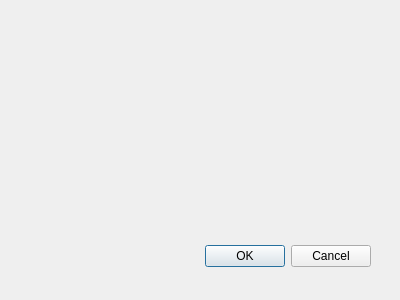
First picture: the form in escritorio/cocina.ui, repository Bruno-DarkSouler/APP_ElBuenGusto, before the edit.
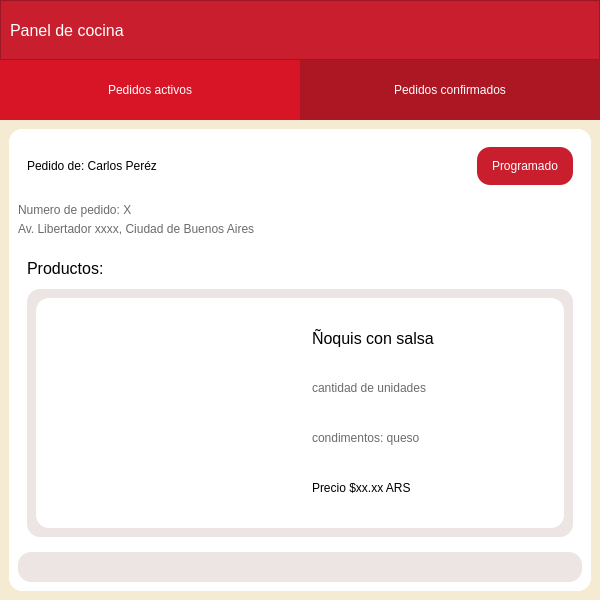
Second picture: the form after the edit.

```diff
--- a/escritorio/cocina.ui
+++ b/escritorio/cocina.ui
@@ -6,29 +6,473 @@
    <rect>
     <x>0</x>
     <y>0</y>
-    <width>400</width>
-    <height>300</height>
+    <width>600</width>
+    <height>600</height>
    </rect>
   </property>
+  <property name="maximumSize">
+   <size>
+    <width>600</width>
+    <height>600</height>
+   </size>
+  </property>
   <property name="windowTitle">
    <string>Dialog</string>
   </property>
-  <widget class="QDialogButtonBox" name="buttonBox">
-   <property name="geometry">
-    <rect>
-     <x>30</x>
-     <y>240</y>
-     <width>341</width>
-     <height>32</height>
-    </rect>
+  <property name="styleSheet">
+   <string notr="true">background-color: #F5EBD2;</string>
+  </property>
+  <layout class="QVBoxLayout" name="verticalLayout_2">
+   <property name="spacing">
+    <number>0</number>
    </property>
-   <property name="orientation">
-    <enum>Qt::Orientation::Horizontal</enum>
+   <property name="leftMargin">
+    <number>0</number>
    </property>
-   <property name="standardButtons">
-    <set>QDialogButtonBox::StandardButton::Cancel|QDialogButtonBox::StandardButton::Ok</set>
+   <property name="topMargin">
+    <number>0</number>
    </property>
-  </widget>
+   <property name="rightMargin">
+    <number>0</number>
+   </property>
+   <property name="bottomMargin">
+    <number>0</number>
+   </property>
+   <item>
+    <widget class="QFrame" name="frame">
+     <property name="maximumSize">
+      <size>
+       <width>600</width>
+       <height>60</height>
+      </size>
+     </property>
+     <property name="styleSheet">
+      <string notr="true">background-color: #C81E2D;</string>
+     </property>
+     <property name="frameShape">
+      <enum>QFrame::Shape::StyledPanel</enum>
+     </property>
+     <property name="frameShadow">
+      <enum>QFrame::Shadow::Raised</enum>
+     </property>
+     <layout class="QHBoxLayout" name="horizontalLayout">
+      <item>
+       <widget class="QLabel" name="label">
+        <property name="styleSheet">
+         <string notr="true">color: white;
+font-size: 16px;</string>
+        </property>
+        <property name="text">
+         <string>Panel de cocina</string>
+        </property>
+       </widget>
+      </item>
+     </layout>
+    </widget>
+   </item>
+   <item>
+    <widget class="QWidget" name="widget" native="true">
+     <layout class="QVBoxLayout" name="verticalLayout_4" stretch="0,0">
+      <property name="spacing">
+       <number>0</number>
+      </property>
+      <property name="leftMargin">
+       <number>0</number>
+      </property>
+      <property name="topMargin">
+       <number>0</number>
+      </property>
+      <property name="rightMargin">
+       <number>0</number>
+      </property>
+      <property name="bottomMargin">
+       <number>0</number>
+      </property>
+      <item>
+       <widget class="QWidget" name="widget_2" native="true">
+        <property name="maximumSize">
+         <size>
+          <width>600</width>
+          <height>60</height>
+         </size>
+        </property>
+        <layout class="QHBoxLayout" name="horizontalLayout_2" stretch="0,0">
+         <property name="spacing">
+          <number>0</number>
+         </property>
+         <property name="leftMargin">
+          <number>0</number>
+         </property>
+         <property name="topMargin">
+          <number>0</number>
+         </property>
+         <property name="rightMargin">
+          <number>0</number>
+         </property>
+         <property name="bottomMargin">
+          <number>0</number>
+         </property>
+         <item>
+          <widget class="QWidget" name="widget_3" native="true">
+           <property name="maximumSize">
+            <size>
+             <width>16777215</width>
+             <height>60</height>
+            </size>
+           </property>
+           <property name="styleSheet">
+            <string notr="true">background-color: #D81526;</string>
+           </property>
+           <layout class="QHBoxLayout" name="horizontalLayout_3">
+            <item>
+             <spacer name="horizontalSpacer_2">
+              <property name="orientation">
+               <enum>Qt::Orientation::Horizontal</enum>
+              </property>
+              <property name="sizeHint" stdset="0">
+               <size>
+                <width>3</width>
+                <height>20</height>
+               </size>
+              </property>
+             </spacer>
+            </item>
+            <item>
+             <widget class="QLabel" name="label_2">
+              <property name="styleSheet">
+               <string notr="true">color: white;
+text-align: center;</string>
+              </property>
+              <property name="text">
+               <string>Pedidos activos</string>
+              </property>
+             </widget>
+            </item>
+            <item>
+             <spacer name="horizontalSpacer">
+              <property name="orientation">
+               <enum>Qt::Orientation::Horizontal</enum>
+              </property>
+              <property name="sizeHint" stdset="0">
+               <size>
+                <width>3</width>
+                <height>20</height>
+               </size>
+              </property>
+             </spacer>
+            </item>
+           </layout>
+          </widget>
+         </item>
+         <item>
+          <widget class="QWidget" name="widget_4" native="true">
+           <property name="maximumSize">
+            <size>
+             <width>16777215</width>
+             <height>60</height>
+            </size>
+           </property>
+           <property name="styleSheet">
+            <string notr="true">background-color: #AD1623;</string>
+           </property>
+           <layout class="QHBoxLayout" name="horizontalLayout_4">
+            <item>
+             <spacer name="horizontalSpacer_3">
+              <property name="orientation">
+               <enum>Qt::Orientation::Horizontal</enum>
+              </property>
+              <property name="sizeHint" stdset="0">
+               <size>
+                <width>40</width>
+                <height>20</height>
+               </size>
+              </property>
+             </spacer>
+            </item>
+            <item>
+             <widget class="QLabel" name="label_3">
+              <property name="styleSheet">
+               <string notr="true">color: white;</string>
+              </property>
+              <property name="text">
+               <string>Pedidos confirmados</string>
+              </property>
+             </widget>
+            </item>
+            <item>
+             <spacer name="horizontalSpacer_4">
+              <property name="orientation">
+               <enum>Qt::Orientation::Horizontal</enum>
+              </property>
+              <property name="sizeHint" stdset="0">
+               <size>
+                <width>40</width>
+                <height>20</height>
+               </size>
+              </property>
+             </spacer>
+            </item>
+           </layout>
+          </widget>
+         </item>
+        </layout>
+       </widget>
+      </item>
+      <item>
+       <widget class="QWidget" name="widget_5" native="true">
+        <layout class="QVBoxLayout" name="verticalLayout_5">
+         <item>
+          <widget class="QWidget" name="widget_6" native="true">
+           <property name="maximumSize">
+            <size>
+             <width>600</width>
+             <height>800</height>
+            </size>
+           </property>
+           <property name="styleSheet">
+            <string notr="true">background-color: white;
+border-radius: 13;</string>
+           </property>
+           <layout class="QVBoxLayout" name="verticalLayout_6">
+            <item>
+             <widget class="QWidget" name="widget_7" native="true">
+              <property name="maximumSize">
+               <size>
+                <width>16777215</width>
+                <height>100</height>
+               </size>
+              </property>
+              <layout class="QVBoxLayout" name="verticalLayout_7">
+               <property name="leftMargin">
+                <number>0</number>
+               </property>
+               <property name="topMargin">
+                <number>0</number>
+               </property>
+               <property name="rightMargin">
+                <number>0</number>
+               </property>
+               <property name="bottomMargin">
+                <number>0</number>
+               </property>
+               <item>
+                <widget class="QWidget" name="widget_11" native="true">
+                 <property name="maximumSize">
+                  <size>
+                   <width>16777215</width>
+                   <height>60</height>
+                  </size>
+                 </property>
+                 <layout class="QHBoxLayout" name="horizontalLayout_6">
+                  <item>
+                   <widget class="QLabel" name="label_4">
+                    <property name="text">
+                     <string>Pedido de: Carlos Peréz</string>
+                    </property>
+                   </widget>
+                  </item>
+                  <item>
+                   <spacer name="horizontalSpacer_5">
+                    <property name="orientation">
+                     <enum>Qt::Orientation::Horizontal</enum>
+                    </property>
+                    <property name="sizeHint" stdset="0">
+                     <size>
+                      <width>40</width>
+                      <height>20</height>
+                     </size>
+                    </property>
+                   </spacer>
+                  </item>
+                  <item>
+                   <widget class="QWidget" name="widget_12" native="true">
+                    <property name="styleSheet">
+                     <string notr="true">background-color: #C81E2D;
+padding: 3;</string>
+                    </property>
+                    <layout class="QHBoxLayout" name="horizontalLayout_7">
+                     <item>
+                      <widget class="QLabel" name="label_5">
+                       <property name="styleSheet">
+                        <string notr="true">color: white;
+font-size: 3;</string>
+                       </property>
+                       <property name="text">
+                        <string>Programado</string>
+                       </property>
+                      </widget>
+                     </item>
+                    </layout>
+                   </widget>
+                  </item>
+                 </layout>
+                </widget>
+               </item>
+               <item>
+                <widget class="QWidget" name="widget_13" native="true">
+                 <property name="maximumSize">
+                  <size>
+                   <width>16777215</width>
+                   <height>38</height>
+                  </size>
+                 </property>
+                 <layout class="QVBoxLayout" name="verticalLayout_8" stretch="0,0">
+                  <property name="spacing">
+                   <number>0</number>
+                  </property>
+                  <property name="leftMargin">
+                   <number>0</number>
+                  </property>
+                  <property name="topMargin">
+                   <number>0</number>
+                  </property>
+                  <property name="rightMargin">
+                   <number>0</number>
+                  </property>
+                  <property name="bottomMargin">
+                   <number>0</number>
+                  </property>
+                  <item>
+                   <widget class="QLabel" name="label_6">
+                    <property name="styleSheet">
+                     <string notr="true">color: #6B6B6B;</string>
+                    </property>
+                    <property name="text">
+                     <string>Numero de pedido: X</string>
+                    </property>
+                   </widget>
+                  </item>
+                  <item>
+                   <widget class="QLabel" name="label_7">
+                    <property name="styleSheet">
+                     <string notr="true">color: #6B6B6B;</string>
+                    </property>
+                    <property name="text">
+                     <string>Av. Libertador xxxx, Ciudad de Buenos Aires</string>
+                    </property>
+                   </widget>
+                  </item>
+                 </layout>
+                </widget>
+               </item>
+              </layout>
+             </widget>
+            </item>
+            <item>
+             <widget class="QWidget" name="widget_8" native="true">
+              <property name="maximumSize">
+               <size>
+                <width>16777215</width>
+                <height>600</height>
+               </size>
+              </property>
+              <layout class="QVBoxLayout" name="verticalLayout_9">
+               <item>
+                <widget class="QLabel" name="label_8">
+                 <property name="maximumSize">
+                  <size>
+                   <width>16777215</width>
+                   <height>30</height>
+                  </size>
+                 </property>
+                 <property name="styleSheet">
+                  <string notr="true">font-size: 16px;</string>
+                 </property>
+                 <property name="text">
+                  <string>Productos:</string>
+                 </property>
+                </widget>
+               </item>
+               <item>
+                <widget class="QWidget" name="widget_14" native="true">
+                 <property name="styleSheet">
+                  <string notr="true">background-color: #EDE4E4;</string>
+                 </property>
+                 <layout class="QVBoxLayout" name="verticalLayout_10">
+                  <item>
+                   <widget class="QWidget" name="widget_9" native="true">
+                    <property name="styleSheet">
+                     <string notr="true">background-color: white;</string>
+                    </property>
+                    <layout class="QHBoxLayout" name="horizontalLayout_5">
+                     <item>
+                      <widget class="QWidget" name="widget_15" native="true"/>
+                     </item>
+                     <item>
+                      <widget class="QWidget" name="widget_16" native="true">
+                       <layout class="QVBoxLayout" name="verticalLayout_11">
+                        <item>
+                         <widget class="QLabel" name="label_12">
+                          <property name="styleSheet">
+                           <string notr="true">font-size: 16px;</string>
+                          </property>
+                          <property name="text">
+                           <string>Ñoquis con salsa</string>
+                          </property>
+                         </widget>
+                        </item>
+                        <item>
+                         <widget class="QLabel" name="label_11">
+                          <property name="styleSheet">
+                           <string notr="true">color: #6B6B6B;</string>
+                          </property>
+                          <property name="text">
+                           <string>cantidad de unidades</string>
+                          </property>
+                         </widget>
+                        </item>
+                        <item>
+                         <widget class="QLabel" name="label_10">
+                          <property name="styleSheet">
+                           <string notr="true">color: #6B6B6B;</string>
+                          </property>
+                          <property name="text">
+                           <string>condimentos: queso</string>
+                          </property>
+                         </widget>
+                        </item>
+                        <item>
+                         <widget class="QLabel" name="label_9">
+                          <property name="text">
+                           <string>Precio $xx.xx ARS</string>
+                          </property>
+                         </widget>
+                        </item>
+                       </layout>
+                      </widget>
+                     </item>
+                    </layout>
+                   </widget>
+                  </item>
+                 </layout>
+                </widget>
+               </item>
+              </layout>
+             </widget>
+            </item>
+            <item>
+             <widget class="QWidget" name="widget_10" native="true">
+              <property name="maximumSize">
+               <size>
+                <width>16777215</width>
+                <height>30</height>
+               </size>
+              </property>
+              <property name="styleSheet">
+               <string notr="true">background-color: #EDE4E4;</string>
+              </property>
+             </widget>
+            </item>
+           </layout>
+          </widget>
+         </item>
+        </layout>
+       </widget>
+      </item>
+     </layout>
+    </widget>
+   </item>
+  </layout>
  </widget>
  <resources/>
  <connections>
```
Left out of the diff: 35 changed lines with no effect on the pictures.
